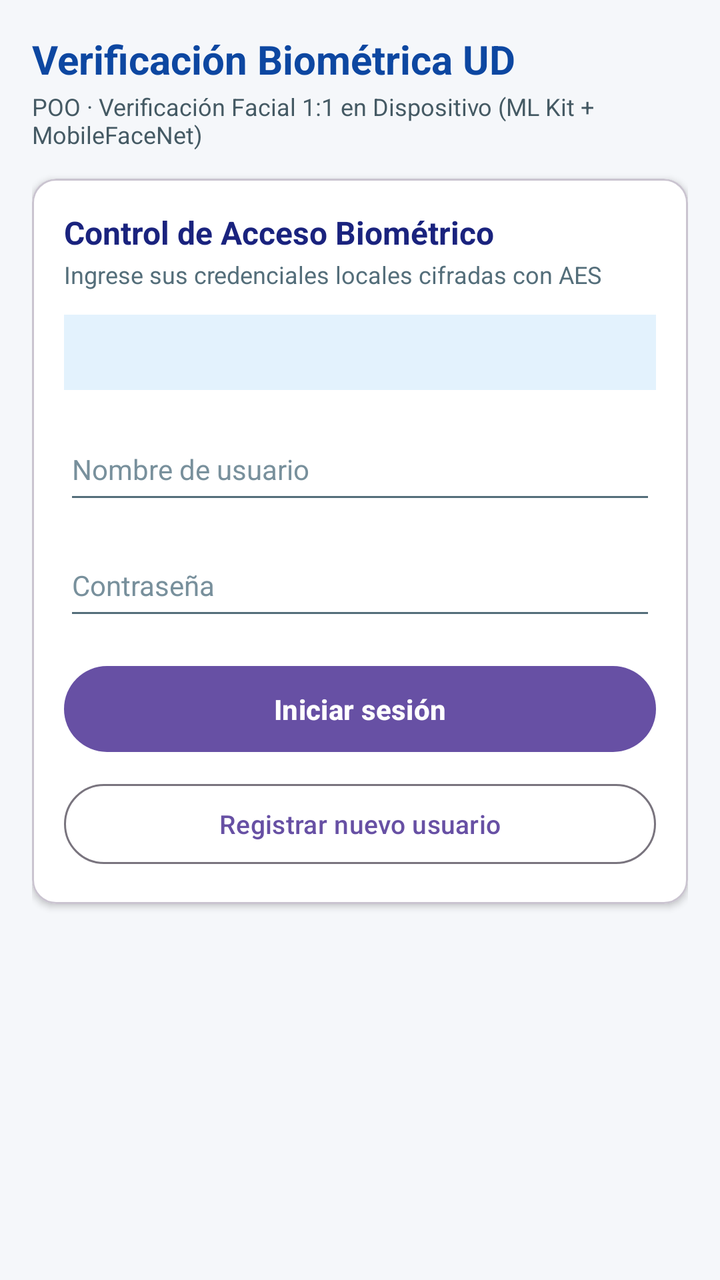
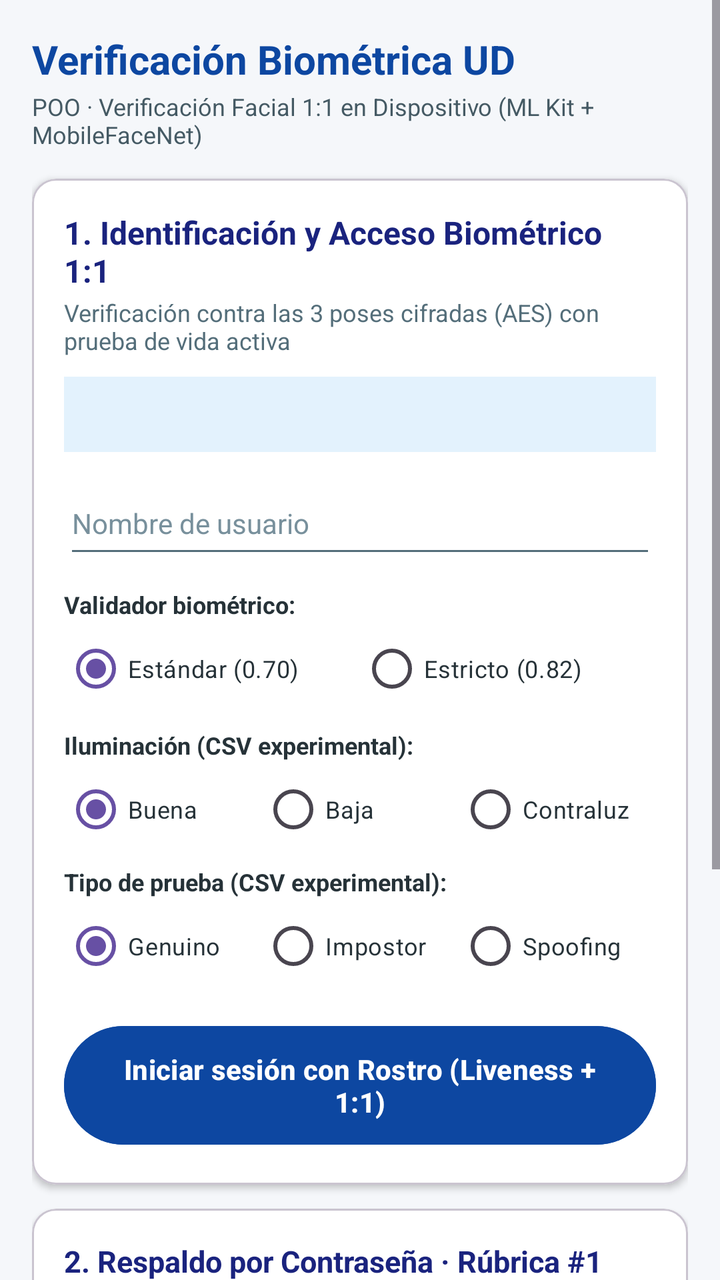

Compare the two renders of this Android layout. The source of the first and the diff that turns it into the second are given below.
<!-- AndroidManifest.xml: application theme Theme.ReconocimientoFacial -->
<!-- res/layout/activity_login.xml -->
<?xml version="1.0" encoding="utf-8"?>
<ScrollView xmlns:android="http://schemas.android.com/apk/res/android"
    xmlns:app="http://schemas.android.com/apk/res-auto"
    xmlns:tools="http://schemas.android.com/tools"
    android:id="@+id/rootLogin"
    android:layout_width="match_parent"
    android:layout_height="match_parent"
    android:background="#F5F7FA"
    android:fillViewport="true"
    tools:context=".vista.LoginActivity">

    <LinearLayout
        android:layout_width="match_parent"
        android:layout_height="wrap_content"
        android:orientation="vertical"
        android:padding="16dp">

        
        <TextView
            android:layout_width="match_parent"
            android:layout_height="wrap_content"
            android:text="@string/app_name"
            android:textColor="#0D47A1"
            android:textSize="20sp"
            android:textStyle="bold" />

        <TextView
            android:layout_width="match_parent"
            android:layout_height="wrap_content"
            android:layout_marginTop="2dp"
            android:layout_marginBottom="14dp"
            android:text="@string/subtitulo_curso"
            android:textColor="#455A64"
            android:textSize="12sp" />

        
        <com.google.android.material.card.MaterialCardView
            android:layout_width="match_parent"
            android:layout_height="wrap_content"
            app:cardBackgroundColor="#FFFFFF"
            app:cardCornerRadius="12dp"
            app:cardElevation="2dp">

            <LinearLayout
                android:layout_width="match_parent"
                android:layout_height="wrap_content"
                android:orientation="vertical"
                android:padding="16dp">

                <TextView
                    android:layout_width="match_parent"
                    android:layout_height="wrap_content"
                    android:text="@string/titulo_login"
                    android:textColor="#1A237E"
                    android:textSize="16sp"
                    android:textStyle="bold" />

                <TextView
                    android:layout_width="match_parent"
                    android:layout_height="wrap_content"
                    android:layout_marginTop="2dp"
                    android:text="@string/subtitulo_login"
                    android:textColor="#546E7A"
                    android:textSize="12sp" />

                <TextView
                    android:id="@+id/txtEstadoRegistroLogin"
                    android:layout_width="match_parent"
                    android:layout_height="wrap_content"
                    android:layout_marginTop="12dp"
                    android:background="#E3F2FD"
                    android:padding="10dp"
                    android:textColor="#0D47A1"
                    android:textSize="13sp"
                    android:textStyle="bold" />

                <EditText
                    android:id="@+id/edtUsuarioLogin"
                    android:layout_width="match_parent"
                    android:layout_height="wrap_content"
                    android:layout_marginTop="14dp"
                    android:autofillHints="username"
                    android:backgroundTint="#546E7A"
                    android:hint="@string/hint_usuario"
                    android:inputType="text"
                    android:minHeight="48dp"
                    android:textColor="#263238"
                    android:textColorHint="#78909C"
                    android:textSize="14sp" />

                <EditText
                    android:id="@+id/edtClaveLogin"
                    android:layout_width="match_parent"
                    android:layout_height="wrap_content"
                    android:layout_marginTop="10dp"
                    android:autofillHints="password"
                    android:backgroundTint="#546E7A"
                    android:hint="@string/hint_clave"
                    android:inputType="textPassword"
                    android:minHeight="48dp"
                    android:textColor="#263238"
                    android:textColorHint="#78909C"
                    android:textSize="14sp" />

                <TextView
                    android:id="@+id/txtMensajeLogin"
                    android:layout_width="match_parent"
                    android:layout_height="wrap_content"
                    android:layout_marginTop="10dp"
                    android:textColor="#C62828"
                    android:textSize="13sp"
                    android:visibility="gone" />

                <Button
                    android:id="@+id/btnIniciarSesion"
                    android:layout_width="match_parent"
                    android:layout_height="wrap_content"
                    android:layout_marginTop="14dp"
                    android:paddingVertical="12dp"
                    android:text="@string/btn_iniciar_sesion"
                    android:textSize="14sp"
                    android:textStyle="bold" />

                <Button
                    android:id="@+id/btnIrARegistro"
                    style="?attr/materialButtonOutlinedStyle"
                    android:layout_width="match_parent"
                    android:layout_height="wrap_content"
                    android:layout_marginTop="8dp"
                    android:text="@string/btn_ir_registro"
                    android:textSize="13sp" />
            </LinearLayout>
        </com.google.android.material.card.MaterialCardView>
    </LinearLayout>
</ScrollView>
<!-- resources referenced by this layout -->
<resources>
  <string name="app_name">Verificación Biométrica UD</string>
  <string name="btn_iniciar_sesion">Iniciar sesión</string>
  <string name="btn_ir_registro">Registrar nuevo usuario</string>
  <string name="hint_clave">Contraseña</string>
  <string name="hint_usuario">Nombre de usuario</string>
  <string name="subtitulo_curso">POO · Verificación Facial 1:1 en Dispositivo (ML Kit + MobileFaceNet)</string>
  <string name="subtitulo_login">Ingrese sus credenciales locales cifradas con AES</string>
  <string name="titulo_login">Control de Acceso Biométrico</string>
  <style name="Theme.ReconocimientoFacial" parent="Base.Theme.ReconocimientoFacial" />
  <style name="Base.Theme.ReconocimientoFacial" parent="Theme.Material3.DayNight.NoActionBar">
          
          
      </style>
</resources>

<!-- the commit's change to res/layout/activity_login.xml (unified diff, before → after) -->
@@ -50,7 +50,7 @@
                 <TextView
                     android:layout_width="match_parent"
                     android:layout_height="wrap_content"
-                    android:text="@string/titulo_login"
+                    android:text="1. Identificación y Acceso Biométrico 1:1"
                     android:textColor="#1A237E"
                     android:textSize="16sp"
                     android:textStyle="bold" />
@@ -59,7 +59,7 @@
                     android:layout_width="match_parent"
                     android:layout_height="wrap_content"
                     android:layout_marginTop="2dp"
-                    android:text="@string/subtitulo_login"
+                    android:text="Verificación contra las 3 poses cifradas (AES) con prueba de vida activa"
                     android:textColor="#546E7A"
                     android:textSize="12sp" />
 
@@ -67,7 +67,7 @@
                     android:id="@+id/txtEstadoRegistroLogin"
                     android:layout_width="match_parent"
                     android:layout_height="wrap_content"
-                    android:layout_marginTop="12dp"
+                    android:layout_marginTop="10dp"
                     android:background="#E3F2FD"
                     android:padding="10dp"
                     android:textColor="#0D47A1"
@@ -78,7 +78,7 @@
                     android:id="@+id/edtUsuarioLogin"
                     android:layout_width="match_parent"
                     android:layout_height="wrap_content"
-                    android:layout_marginTop="14dp"
+                    android:layout_marginTop="10dp"
                     android:autofillHints="username"
                     android:backgroundTint="#546E7A"
                     android:hint="@string/hint_usuario"
@@ -88,6 +88,192 @@
                     android:textColorHint="#78909C"
                     android:textSize="14sp" />
 
+                <TextView
+                    android:layout_width="match_parent"
+                    android:layout_height="wrap_content"
+                    android:layout_marginTop="10dp"
+                    android:text="Validador biométrico:"
+                    android:textColor="#263238"
+                    android:textSize="12sp"
+                    android:textStyle="bold" />
+
+                <RadioGroup
+                    android:id="@+id/radioGroupValidadorLogin"
+                    android:layout_width="match_parent"
+                    android:layout_height="wrap_content"
+                    android:orientation="horizontal">
+
+                    <RadioButton
+                        android:id="@+id/radioValidadorEstandarLogin"
+                        android:layout_width="0dp"
+                        android:layout_height="wrap_content"
+                        android:layout_weight="1"
+                        android:buttonTint="#0D47A1"
+                        android:checked="true"
+                        android:text="Estándar (0.70)"
+                        android:textColor="#263238"
+                        android:textSize="12sp" />
+
+                    <RadioButton
+                        android:id="@+id/radioValidadorEstrictoLogin"
+                        android:layout_width="0dp"
+                        android:layout_height="wrap_content"
+                        android:layout_weight="1"
+                        android:buttonTint="#0D47A1"
+                        android:text="Estricto (0.82)"
+                        android:textColor="#263238"
+                        android:textSize="12sp" />
+                </RadioGroup>
+
+                <TextView
+                    android:layout_width="match_parent"
+                    android:layout_height="wrap_content"
+                    android:layout_marginTop="6dp"
+                    android:text="Iluminación (CSV experimental):"
+                    android:textColor="#263238"
+                    android:textSize="12sp"
+                    android:textStyle="bold" />
+
+                <RadioGroup
+                    android:id="@+id/radioGroupLuzLogin"
+                    android:layout_width="match_parent"
+                    android:layout_height="wrap_content"
+                    android:orientation="horizontal">
+
+                    <RadioButton
+                        android:id="@+id/radioLuzBuenaLogin"
+                        android:layout_width="0dp"
+                        android:layout_height="wrap_content"
+                        android:layout_weight="1"
+                        android:buttonTint="#0D47A1"
+                        android:checked="true"
+                        android:text="Buena"
+                        android:textColor="#263238"
+                        android:textSize="12sp" />
+
+                    <RadioButton
+                        android:id="@+id/radioLuzBajaLogin"
+                        android:layout_width="0dp"
+                        android:layout_height="wrap_content"
+                        android:layout_weight="1"
+                        android:buttonTint="#0D47A1"
+                        android:text="Baja"
+                        android:textColor="#263238"
+                        android:textSize="12sp" />
+
+                    <RadioButton
+                        android:id="@+id/radioLuzContraluzLogin"
+                        android:layout_width="0dp"
+                        android:layout_height="wrap_content"
+                        android:layout_weight="1"
+                        android:buttonTint="#0D47A1"
+                        android:text="Contraluz"
+                        android:textColor="#263238"
+                        android:textSize="12sp" />
+                </RadioGroup>
+
+                <TextView
+                    android:layout_width="match_parent"
+                    android:layout_height="wrap_content"
+                    android:layout_marginTop="4dp"
+                    android:text="Tipo de prueba (CSV experimental):"
+                    android:textColor="#263238"
+                    android:textSize="12sp"
+                    android:textStyle="bold" />
+
+                <RadioGroup
+                    android:id="@+id/radioGroupIntentoLogin"
+                    android:layout_width="match_parent"
+                    android:layout_height="wrap_content"
+                    android:orientation="horizontal">
+
+                    <RadioButton
+                        android:id="@+id/radioIntentoGenuinoLogin"
+                        android:layout_width="0dp"
+                        android:layout_height="wrap_content"
+                        android:layout_weight="1"
+                        android:buttonTint="#0D47A1"
+                        android:checked="true"
+                        android:text="Genuino"
+                        android:textColor="#263238"
+                        android:textSize="12sp" />
+
+                    <RadioButton
+                        android:id="@+id/radioIntentoImpostorLogin"
+                        android:layout_width="0dp"
+                        android:layout_height="wrap_content"
+                        android:layout_weight="1"
+                        android:buttonTint="#0D47A1"
+                        android:text="Impostor"
+                        android:textColor="#263238"
+                        android:textSize="12sp" />
+
+                    <RadioButton
+                        android:id="@+id/radioIntentoSpoofingLogin"
+                        android:layout_width="0dp"
+                        android:layout_height="wrap_content"
+                        android:layout_weight="1"
+                        android:buttonTint="#0D47A1"
+                        android:text="Spoofing"
+                        android:textColor="#263238"
+                        android:textSize="12sp" />
+                </RadioGroup>
+
+                <Button
+                    android:id="@+id/btnIniciarBiometria"
+                    android:layout_width="match_parent"
+                    android:layout_height="wrap_content"
+                    android:layout_marginTop="12dp"
+                    android:backgroundTint="#0D47A1"
+                    android:paddingVertical="12dp"
+                    android:text="Iniciar sesión con Rostro (Liveness + 1:1)"
+                    android:textColor="#FFFFFF"
+                    android:textSize="14sp"
+                    android:textStyle="bold" />
+
+                <TextView
+                    android:id="@+id/txtMensajeLogin"
+                    android:layout_width="match_parent"
+                    android:layout_height="wrap_content"
+                    android:layout_marginTop="10dp"
+                    android:textColor="#C62828"
+                    android:textSize="13sp"
+                    android:textStyle="bold"
+                    android:visibility="gone" />
+            </LinearLayout>
+        </com.google.android.material.card.MaterialCardView>
+
+        
+        <com.google.android.material.card.MaterialCardView
+            android:layout_width="match_parent"
+            android:layout_height="wrap_content"
+            android:layout_marginTop="12dp"
+            app:cardBackgroundColor="#FFFFFF"
+            app:cardCornerRadius="12dp"
+            app:cardElevation="2dp">
+
+            <LinearLayout
+                android:layout_width="match_parent"
+                android:layout_height="wrap_content"
+                android:orientation="vertical"
+                android:padding="16dp">
+
+                <TextView
+                    android:layout_width="match_parent"
+                    android:layout_height="wrap_content"
+                    android:text="2. Respaldo por Contraseña · Rúbrica #1"
+                    android:textColor="#1A237E"
+                    android:textSize="15sp"
+                    android:textStyle="bold" />
+
+                <TextView
+                    android:layout_width="match_parent"
+                    android:layout_height="wrap_content"
+                    android:layout_marginTop="2dp"
+                    android:text="Acceso alternativo validado con hash SHA-256 sobre el usuario ingresado"
+                    android:textColor="#78909C"
+                    android:textSize="12sp" />
+
                 <EditText
                     android:id="@+id/edtClaveLogin"
                     android:layout_width="match_parent"
@@ -102,34 +288,42 @@
                     android:textColorHint="#78909C"
                     android:textSize="14sp" />
 
-                <TextView
-                    android:id="@+id/txtMensajeLogin"
-                    android:layout_width="match_parent"
-                    android:layout_height="wrap_content"
-                    android:layout_marginTop="10dp"
-                    android:textColor="#C62828"
-                    android:textSize="13sp"
-                    android:visibility="gone" />
-
                 <Button
                     android:id="@+id/btnIniciarSesion"
-                    android:layout_width="match_parent"
-                    android:layout_height="wrap_content"
-                    android:layout_marginTop="14dp"
-                    android:paddingVertical="12dp"
-                    android:text="@string/btn_iniciar_sesion"
+                    style="?attr/materialButtonOutlinedStyle"
+                    android:layout_width="match_parent"
+                    android:layout_height="wrap_content"
+                    android:layout_marginTop="10dp"
+                    android:paddingVertical="10dp"
+                    android:text="Iniciar sesión con Contraseña"
+                    android:textColor="#0D47A1"
                     android:textSize="14sp"
-                    android:textStyle="bold" />
-
-                <Button
-                    android:id="@+id/btnIrARegistro"
-                    style="?attr/materialButtonOutlinedStyle"
-                    android:layout_width="match_parent"
-                    android:layout_height="wrap_content"
-                    android:layout_marginTop="8dp"
-                    android:text="@string/btn_ir_registro"
-                    android:textSize="13sp" />
+                    android:textStyle="bold"
+                    app:strokeColor="#0D47A1" />
             </LinearLayout>
         </com.google.android.material.card.MaterialCardView>
+
+        
+        <Button
+            android:id="@+id/btnIrARegistro"
+            style="?attr/materialButtonOutlinedStyle"
+            android:layout_width="match_parent"
+            android:layout_height="wrap_content"
+            android:layout_marginTop="14dp"
+            android:text="Registrar usuario (Consentimiento + Liveness + 3 Poses)"
+            android:textColor="#1A237E"
+            android:textSize="13sp"
+            app:strokeColor="#90CAF9" />
+
+        <Button
+            android:id="@+id/btnVerCsvLogin"
+            style="?attr/materialButtonOutlinedStyle"
+            android:layout_width="match_parent"
+            android:layout_height="wrap_content"
+            android:layout_marginTop="6dp"
+            android:text="Ver / Compartir Telemetría CSV"
+            android:textColor="#263238"
+            android:textSize="13sp"
+            app:strokeColor="#B0BEC5" />
     </LinearLayout>
 </ScrollView>
<!-- resource entries referenced after the edit -->
@@ -1,13 +1,9 @@
 <!-- resources referenced by this layout -->
 <resources>
   <string name="app_name">Verificación Biométrica UD</string>
-  <string name="btn_iniciar_sesion">Iniciar sesión</string>
-  <string name="btn_ir_registro">Registrar nuevo usuario</string>
   <string name="hint_clave">Contraseña</string>
   <string name="hint_usuario">Nombre de usuario</string>
   <string name="subtitulo_curso">POO · Verificación Facial 1:1 en Dispositivo (ML Kit + MobileFaceNet)</string>
-  <string name="subtitulo_login">Ingrese sus credenciales locales cifradas con AES</string>
-  <string name="titulo_login">Control de Acceso Biométrico</string>
   <style name="Theme.ReconocimientoFacial" parent="Base.Theme.ReconocimientoFacial" />
   <style name="Base.Theme.ReconocimientoFacial" parent="Theme.Material3.DayNight.NoActionBar">
           
